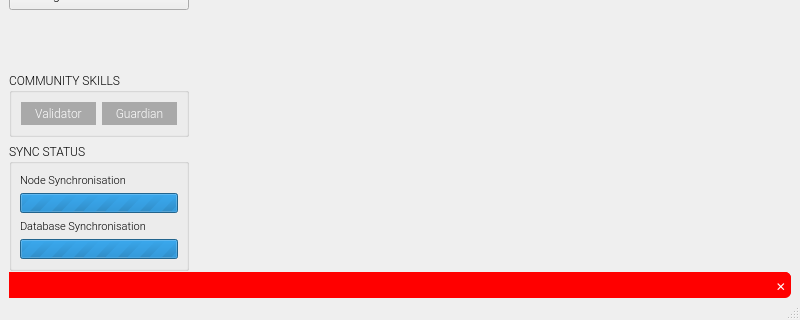
This is app/ui/proto.ui in coblo/gui-demo as Qt 5 draws it before an edit; both pictures show x 0 to 800 and y 280 to 600 of the 800 by 600 pixel window. The edited form follows.
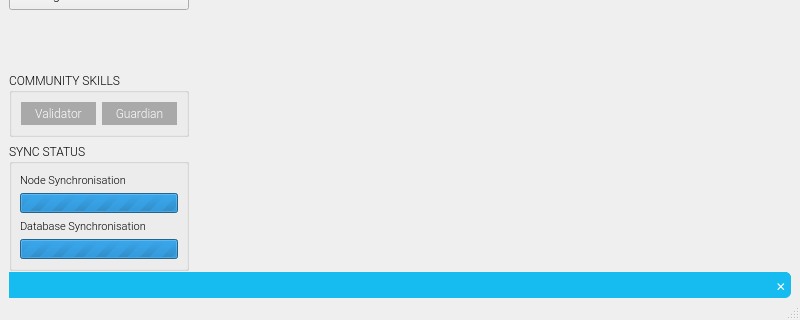
This is the edited form. Icons and pictures are not drawn. Custom widgets are drawn as their Qt base class.

Commit message:
Change color of information box
Red was too startling

What changed in the file:
```diff
--- a/app/ui/proto.ui
+++ b/app/ui/proto.ui
@@ -1268,7 +1268,7 @@
        </font>
       </property>
       <property name="styleSheet">
-       <string notr="true">border-radius: 6%; background: red; color: #fff; padding: 5px, 2px, 5px, 2px;</string>
+       <string notr="true">border-radius: 6%; background: #16BBEF; color: #fff; padding: 5px, 2px, 5px, 2px;</string>
       </property>
       <layout class="QHBoxLayout" name="horizontalLayout_7" stretch="0,0,0,0">
        <property name="leftMargin">
```
